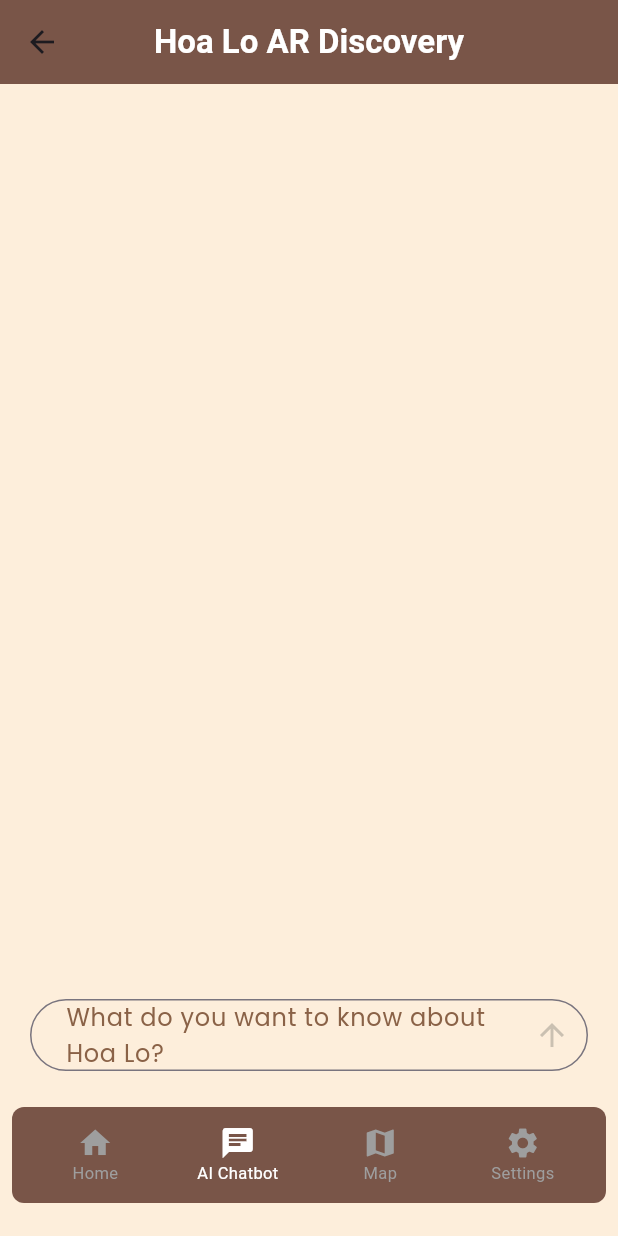
After one commit to huongntt309/INT3414_20_HoaLoARDiscovery, a Flutter app: the AIChatbotScreen screen opened by its route, on a phone screen of 412 x 824 dp. The commit adds this screen. Run offline on Flutter 3.47's test engine with Material 3 defaults, Android fonts, the phone set to English and light mode, and no system bars; drawn by our look-alikes of floating_bottom_navigation_bar; our stand-ins replace animate_do, animated_text_kit, carousel_slider, chewie, dots_indicator, google_fonts and 2 more; statements that could not run were skipped.

Commit message:
Gemini API chatbot

```diff
--- a/lib/components/navbar_home.dart
+++ b/lib/components/navbar_home.dart
@@ -19,9 +19,12 @@ class CustomNavbar extends StatelessWidget {
               Navigator.pushReplacementNamed(context, '/home');
               break;
             case 1:
+              Navigator.pushReplacementNamed(context, '/ai-chatbot');
+              break;
+            case 2:
               Navigator.pushReplacementNamed(context, '/map');
               break;
-            case 2:
+            case 3:
               Navigator.pushReplacementNamed(context, '/setting');
               break;
             default:
@@ -37,6 +40,7 @@ class CustomNavbar extends StatelessWidget {
             currentIndex, // Sử dụng currentIndex để xác định tab nào được chọn
         items: [
           FloatingNavbarItem(icon: Icons.home, title: 'Home'),
+          FloatingNavbarItem(icon: Icons.chat, title: 'AI Chatbot'),
           FloatingNavbarItem(icon: Icons.map, title: 'Map'),
           FloatingNavbarItem(icon: Icons.settings, title: 'Settings'),
         ],
--- a/lib/main.dart
+++ b/lib/main.dart
@@ -5,6 +5,7 @@ import './widgets/home.dart';
 import './widgets/map.dart';
 import './widgets/intro.dart';
 import './widgets/setting.dart';
+import './widgets/ai_chatbot.dart';
 
 void main() async {
   WidgetsFlutterBinding.ensureInitialized();
@@ -39,10 +40,10 @@ class MyApp extends StatelessWidget {
       initialRoute: '/intro',
       routes: {
         '/intro': (context) => const IntroScreen(),
-        '/home': (context) => HomeScreen(
-            languageData: languageData, databaseItems: databaseItems),
+        '/home': (context) => HomeScreen(languageData: languageData, databaseItems: databaseItems),
         '/map': (context) => MapScreen(languageData: languageData),
         '/setting': (context) => SettingScreen(languageData: languageData),
+        '/ai-chatbot': (context) => AIChatbotScreen(),
       },
     );
   }
--- /dev/null
+++ b/lib/models/message.dart
@@ -0,0 +1,6 @@
+class Message {
+  final bool isUser;
+  final String message;
+  final DateTime date;
+  Message({required this.isUser,required this.message, required this.date});
+}
--- /dev/null
+++ b/lib/utils/size.dart
@@ -0,0 +1,5 @@
+const double xsmall = 10.0;
+const double small = 16.0;
+const double medium = 20.0;
+const double large = 32.0;
+const double xlarge = 50.0;
--- /dev/null
+++ b/lib/utils/style.dart
@@ -0,0 +1,17 @@
+import 'package:flutter/material.dart';
+import 'package:google_fonts/google_fonts.dart';
+
+import '../utils/size.dart';
+
+Color background = const Color(0xFF000500);
+Color userChat = Color.fromARGB(255, 253, 223, 204);
+Color resChat = Color.fromARGB(255, 255, 181, 139);
+Color chatColor = Color.fromARGB(255, 138, 82, 71);
+var brown = Color.fromARGB(255, 87, 33, 8);
+Color hintColor = Color.fromARGB(255, 138, 98, 71);
+
+TextStyle messageText = GoogleFonts.poppins(color: brown, fontSize: small);
+TextStyle appBarTitle = GoogleFonts.poppins(color: brown, fontWeight: FontWeight.bold);
+TextStyle hintText = GoogleFonts.poppins(color: hintColor, fontSize: small);
+TextStyle dateText = GoogleFonts.poppins(color: brown, fontSize: 13);
+TextStyle promptText = GoogleFonts.poppins(color: brown, fontSize: small);
--- /dev/null
+++ b/lib/widgets/ai_chatbot.dart
@@ -0,0 +1,146 @@
+import 'package:flutter/material.dart';
+import 'package:hoa_lo_ar_discovery/components/appbar_home.dart';
+import 'package:hoa_lo_ar_discovery/components/navbar_home.dart';
+import 'package:intl/intl.dart';
+import 'package:google_generative_ai/google_generative_ai.dart';
+
+import '../models/message.dart';
+import '../models/messages.dart';
+import '../utils/size.dart';
+import '../utils/style.dart';
+
+class AIChatbotScreen extends StatefulWidget {
+  const AIChatbotScreen({Key? key}) : super(key: key);
+
+  @override
+  State<AIChatbotScreen> createState() => _AIChatbotScreenState();
+}
+
+class _AIChatbotScreenState extends State<AIChatbotScreen> {
+  TextEditingController _userMessage = TextEditingController();
+  bool isLoading = false;
+
+  static const apiKey = "YOUR_API_KEY";
+
+  final List<Message> _messages = [];
+
+  void sendMessage() async {
+    final message = _userMessage.text;
+    _userMessage.clear();
+
+    setState(() {
+      _messages.add(Message(
+        isUser: true,
+        message: message,
+        date: DateTime.now(),
+      ));
+      isLoading = true;
+    });
+    const promptHoalo  = "Trong chủ đề Nhà tù Hỏa Lò - Hà Nội - Việt Nam, tôi muốn tìm hiểu về:";
+    const promptLengText  = ". Giới hạn trả lời trong 100 đến 200 chữ ";
+    final model =
+        GenerativeModel(model: "gemini-1.5-flash-latest", apiKey: apiKey);
+    final content = [Content.text(promptHoalo + message + promptLengText)];
+    final response = await model.generateContent(content);
+
+    setState(() {
+      _messages.add(Message(
+        isUser: false,
+        message: response.text ?? "",
+        date: DateTime.now(),
+      ));
+    });
+  }
+
+  void onAnimatedTextFinished() {
+    setState(() {
+      isLoading = false;
+    });
+  }
+
+  @override
+  Widget build(BuildContext context) {
+    return Scaffold(
+      backgroundColor: Color(0xFFFDEEDB),
+      extendBodyBehindAppBar: true,
+      appBar: CustomAppBar(),
+      body: Container(
+        height: double.infinity,
+        width: double.infinity,
+        child: SafeArea(
+          child: Column(
+            mainAxisAlignment: MainAxisAlignment.end,
+            children: [
+              Expanded(
+                child: ListView.builder(
+                  itemCount: _messages.length,
+                  itemBuilder: (context, index) {
+                    final message = _messages[index];
+                    return Messages(
+                      isUser: message.isUser,
+                      message: message.message,
+                      date: DateFormat('HH:mm').format(message.date),
+                      onAnimatedTextFinished: onAnimatedTextFinished,
+                      // onAnimatedTextFinished: onAnimatedTextFinished,
+                    );
+                  },
+                ),
+              ),
+              Padding(
+                padding: const EdgeInsets.symmetric(
+                    horizontal: medium, vertical: small),
+                child: Expanded(
+                  flex: 20,
+                  child: TextFormField(
+                    maxLines: 6,
+                    minLines: 1,
+                    controller: _userMessage,
+                    decoration: InputDecoration(
+                      contentPadding:
+                          const EdgeInsets.fromLTRB(medium, 0, small, 0),
+                      border: OutlineInputBorder(
+                        borderRadius: BorderRadius.circular(xlarge),
+                      ),
+                      hintText: 'What do you want to know about Hoa Lo?',
+                      hintStyle: hintText,
+                      suffixIcon: GestureDetector(
+                        onTap: () {
+                          if (!isLoading && _userMessage.text.isNotEmpty) {
+                            sendMessage();
+                          }
+                        },
+                        child: isLoading
+                            ? Container(
+                                width: medium,
+                                height: medium,
+                                margin: const EdgeInsets.all(xsmall),
+                                child: CircularProgressIndicator(
+                                  valueColor:
+                                      AlwaysStoppedAnimation<Color>(Colors.brown),
+                                  strokeWidth: 3,
+                                ),
+                              )
+                            : Icon(
+                                Icons.arrow_upward,
+                                color: _userMessage.text.isNotEmpty
+                                    ? Colors.brown
+                                    : const Color(0x5A6C6C65),
+                              ),
+                      ),
+                    ),
+                    style: promptText,
+                    onChanged: (value) {
+                      setState(() {});
+                    },
+                  ),
+                ),
+              )
+            ],
+          ),
+        ),
+      ),
+      extendBody: true,
+      bottomNavigationBar: CustomNavbar(currentIndex: 1),
+    );
+  }
+}
--- a/lib/widgets/map.dart
+++ b/lib/widgets/map.dart
@@ -64,7 +64,7 @@ class _MapScreenState extends State<MapScreen> {
         ),
       ),
       extendBody: true,
-      bottomNavigationBar: CustomNavbar(currentIndex: 1),
+      bottomNavigationBar: CustomNavbar(currentIndex: 2),
     );
   }
 }
--- a/lib/widgets/setting.dart
+++ b/lib/widgets/setting.dart
@@ -108,7 +108,7 @@ class _SettingScreenState extends State<SettingScreen> {
         ),
       ),
       extendBody: true,
-      bottomNavigationBar: CustomNavbar(currentIndex: 2),
+      bottomNavigationBar: CustomNavbar(currentIndex: 3),
       floatingActionButton: FloatingActionButton.extended(
         onPressed: _handleConfirmation,
         label: Text(
```
Also changed, not shown: assets/database/db_items.json (+2 -2 lines), lib/models/messages.dart (added, +82 -0 lines), pubspec.yaml (+7 -2 lines), pubspec.lock, 2 other files.
